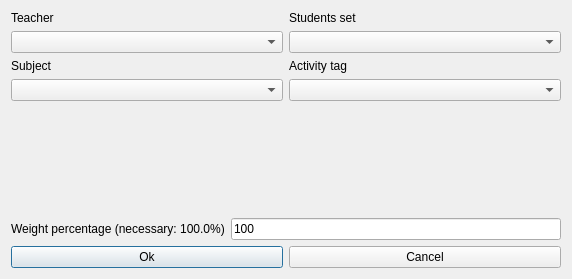
Old version of the form fet/src/interface/modifyconstraintactivitiesendteachersdayform_template.ui in the repository vonmecheln/fet.
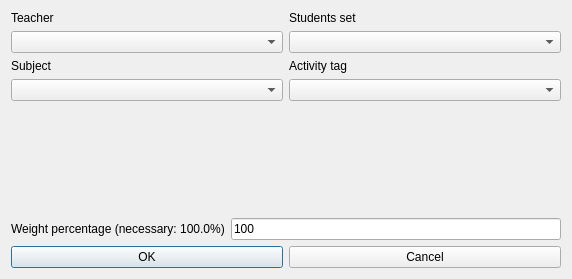
New version of the form.

Patch:
```diff
--- a/fet/src/interface/modifyconstraintactivitiesendteachersdayform_template.ui
+++ b/fet/src/interface/modifyconstraintactivitiesendteachersdayform_template.ui
@@ -122,7 +122,7 @@
      <item>
       <widget class="QPushButton" name="okPushButton">
        <property name="text">
-        <string>Ok</string>
+        <string>OK</string>
        </property>
       </widget>
      </item>
```
